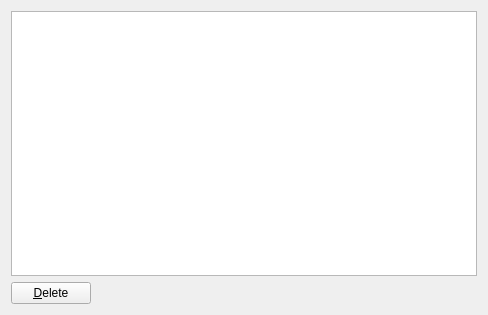
This is src/Plugins/Module/Location/src/LocationWidget.ui in till213/SkyDolly as Qt 5 draws it before an edit. The edited form follows.
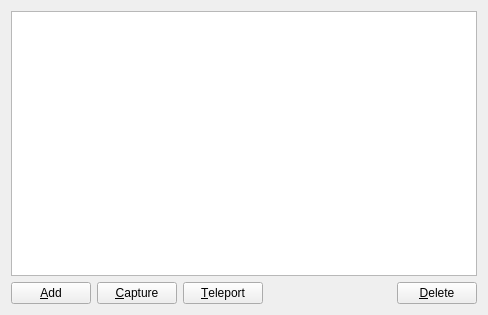
This is the edited form.

Commit message:
Initial capture location implementation
- Add indicated airspeed to location table

What changed in the file:
```diff
--- a/src/Plugins/Module/Location/src/LocationWidget.ui
+++ b/src/Plugins/Module/Location/src/LocationWidget.ui
@@ -20,9 +20,32 @@
    <item>
     <layout class="QHBoxLayout" name="horizontalLayout">
      <item>
-      <widget class="QPushButton" name="deletePushButton">
+      <widget class="QPushButton" name="addPushButton">
+       <property name="toolTip">
+        <string>Add a new location entry.</string>
+       </property>
        <property name="text">
-        <string>&amp;Delete</string>
+        <string>&amp;Add</string>
+       </property>
+      </widget>
+     </item>
+     <item>
+      <widget class="QPushButton" name="capturePushButton">
+       <property name="toolTip">
+        <string>Capture the current location from the flight simulator.</string>
+       </property>
+       <property name="text">
+        <string>&amp;Capture</string>
+       </property>
+      </widget>
+     </item>
+     <item>
+      <widget class="QPushButton" name="teleportPushButton">
+       <property name="toolTip">
+        <string>Teleport the aircraft to the selected location.</string>
+       </property>
+       <property name="text">
+        <string>&amp;Teleport</string>
        </property>
       </widget>
      </item>
@@ -39,6 +62,16 @@
        </property>
       </spacer>
      </item>
+     <item>
+      <widget class="QPushButton" name="deletePushButton">
+       <property name="toolTip">
+        <string>Delete the selected location.</string>
+       </property>
+       <property name="text">
+        <string>&amp;Delete</string>
+       </property>
+      </widget>
+     </item>
     </layout>
    </item>
   </layout>
```
The commit also changes 26 other files.
